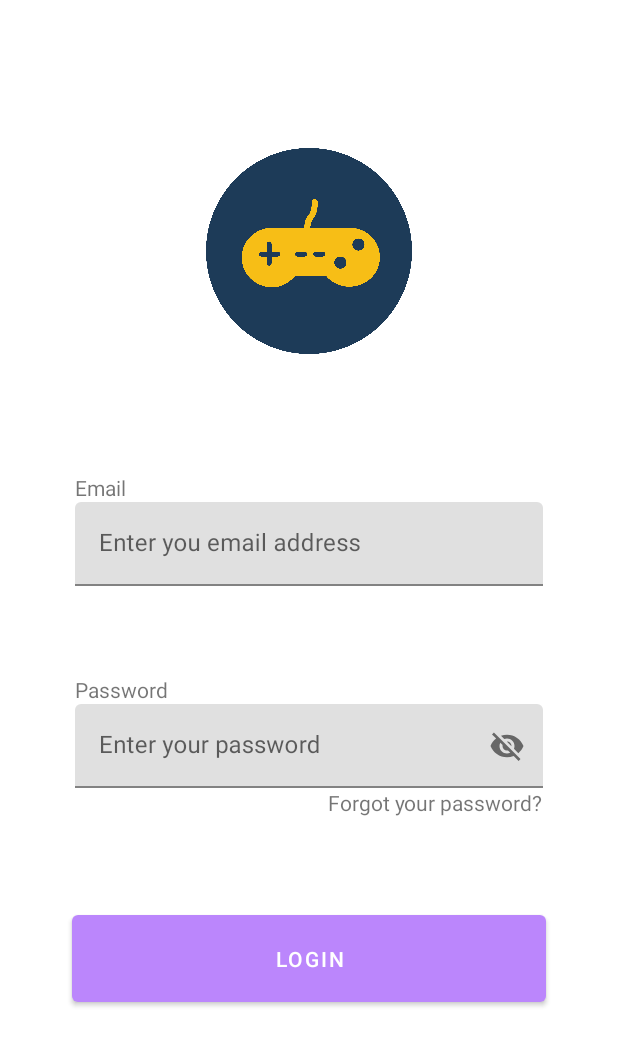
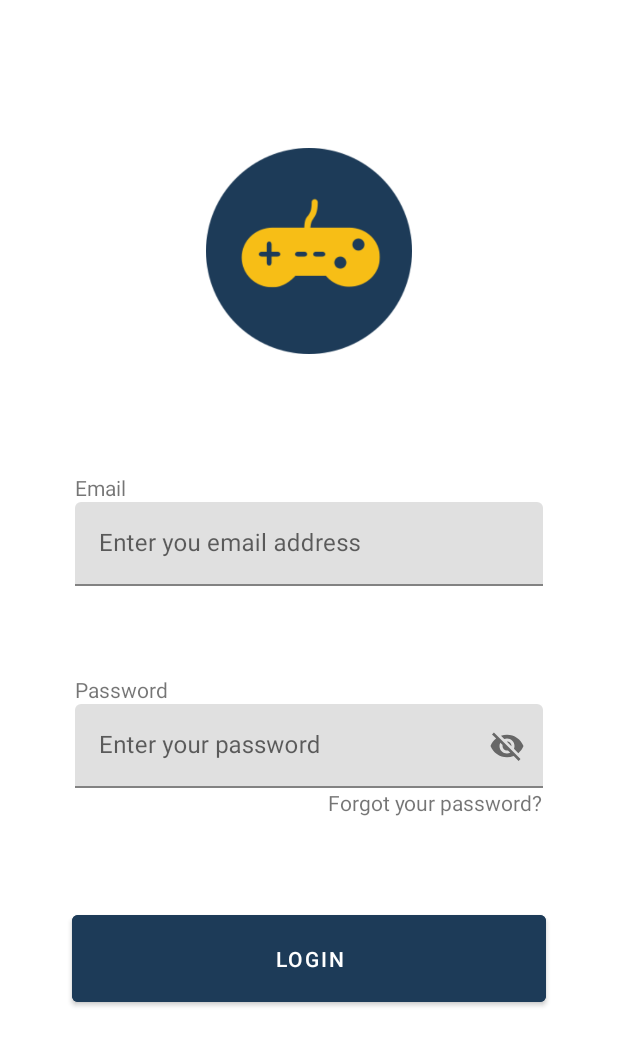
Before and after one commit to Lcastro98/retroShop, an Android app: the LoginFragment screen opened through its navigation route, on a phone screen of 412 x 824 dp. Shown: the top 1046 px of the screen. Run offline under Robolectric (Android 15) with nearby library versions, the phone set to English and light mode, and no system bars; our stand-ins replace navigation-ui.

```diff
--- a/app/src/main/res/layout/fragment_login.xml
+++ b/app/src/main/res/layout/fragment_login.xml
@@ -16,7 +16,8 @@
         app:layout_constraintTop_toTopOf="parent"
         app:layout_constraintBottom_toTopOf="@id/login_email_layout"
         android:layout_marginVertical="70dp"
-        android:src="@drawable/logo" />
+        android:src="@drawable/logo"
+        tools:ignore="ContentDescription" />
 
     <com.google.android.material.textfield.TextInputLayout
         android:id="@+id/login_email_layout"
@@ -39,7 +40,7 @@
     </com.google.android.material.textfield.TextInputLayout>
 
     <TextView
-        android:id="@+id/textView"
+        android:id="@+id/email"
         android:layout_width="wrap_content"
         android:layout_height="wrap_content"
         android:layout_marginStart="@dimen/defaultMargin"
@@ -68,7 +69,7 @@
     </com.google.android.material.textfield.TextInputLayout>
 
     <TextView
-        android:id="@+id/textView2"
+        android:id="@+id/password"
         android:layout_width="wrap_content"
         android:layout_height="wrap_content"
         android:layout_marginStart="50dp"
@@ -77,7 +78,7 @@
         app:layout_constraintStart_toStartOf="parent" />
 
     <TextView
-        android:id="@+id/textView3"
+        android:id="@+id/forgot"
         android:layout_width="wrap_content"
         android:layout_height="wrap_content"
         android:layout_marginEnd="50dp"
@@ -89,12 +90,12 @@
         android:id="@+id/buttonLogin"
         android:layout_width="316dp"
         android:layout_height="70dp"
-        android:text="LOGIN"
         android:layout_marginHorizontal="@dimen/defaultMargin"
         android:layout_marginBottom="150dp"
+        android:backgroundTint="@color/dark_blue"
+        android:text="@string/login"
         app:layout_constraintBottom_toBottomOf="parent"
         app:layout_constraintEnd_toEndOf="parent"
-        app:layout_constraintStart_toStartOf="parent"
-        />
+        app:layout_constraintStart_toStartOf="parent" />
 
 </androidx.constraintlayout.widget.ConstraintLayout>
--- a/app/src/main/res/values/colors.xml
+++ b/app/src/main/res/values/colors.xml
@@ -12,6 +12,8 @@
     <color name="light_blue_A200">#FF40C4FF</color>
     <color name="light_blue_A400">#FF00B0FF</color>
     <color name="black_overlay">#66000000</color>
-    <color name="dark_blue">#1D3B58FF</color>
+    <color name="yellow">#F7BE16</color>
+    <color name="dark_blue">#1D3B58</color>
+    <color name="background_blue">#293462</color>
 
 </resources>
--- a/app/src/main/res/values/strings.xml
+++ b/app/src/main/res/values/strings.xml
@@ -15,4 +15,5 @@
     <string name="dummy_content">DUMMY\nCONTENT</string>
     <string name="email_label">Enter you email address</string>
     <string name="password_label">Enter your password</string>
+    <string name="login">LOGIN</string>
 </resources>
```
Also changed, not shown: app/src/main/res/layout/fragment_inicio.xml (+4 -4 lines), app/src/main/res/drawable/logo.png.
